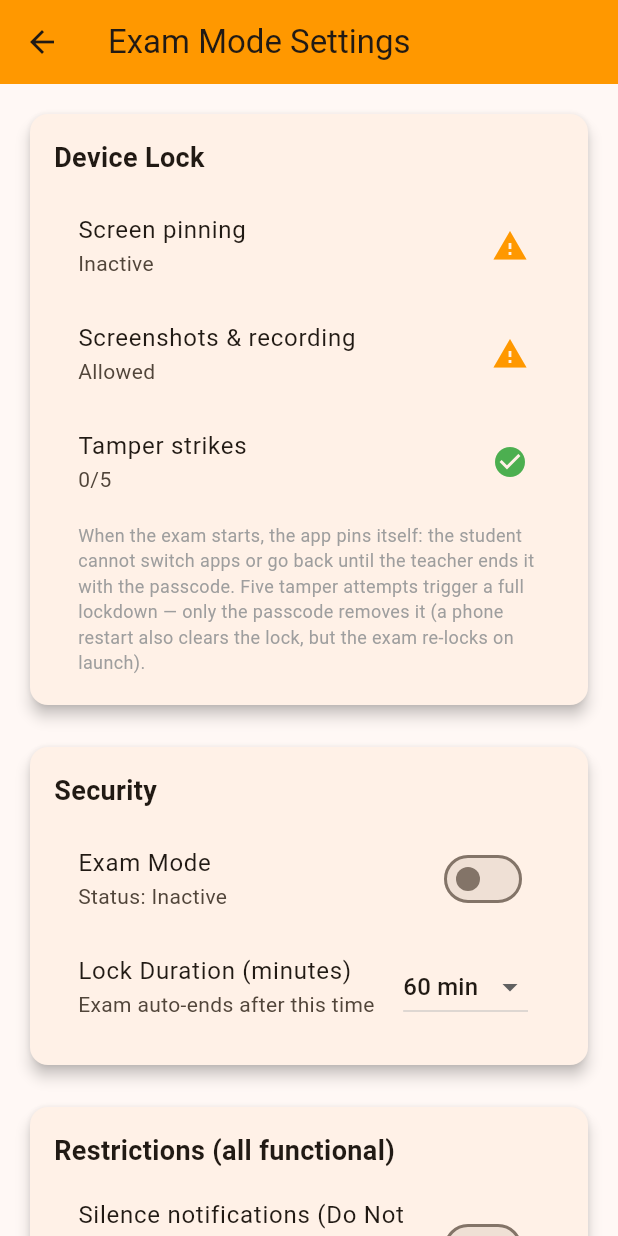
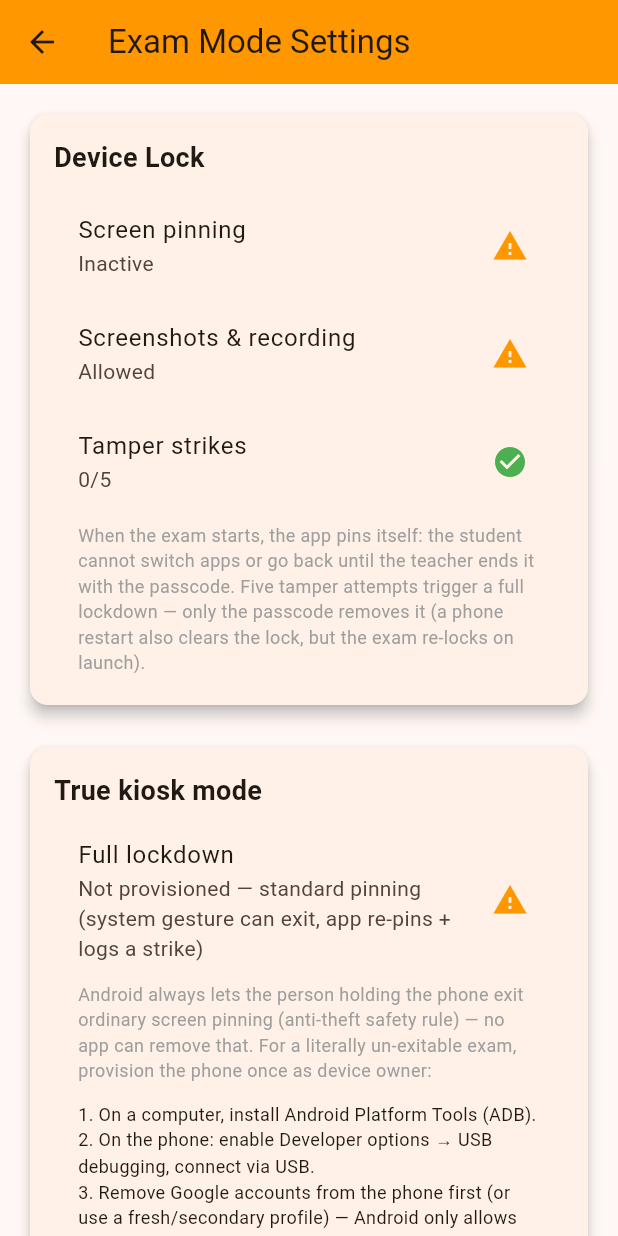
Before and after one commit to nischalstha-ns/scientific-calculator-for-mobile-with-flutter, a Flutter app: the ExamModeSettings screen opened directly, on a phone screen of 412 x 824 dp. Run offline on Flutter 3.47's test engine with Material 3 defaults, Android fonts, the phone set to English and light mode, and no system bars; our stand-ins replace audioplayers, math_expressions, shared_preferences; accounts and stored records are empty.

Commit message:
v1.3.0: true kiosk mode via device owner (AdminReceiver), status-bar lockdown, in-app provisioning guide

```diff
--- a/lib/exam_lock.dart
+++ b/lib/exam_lock.dart
@@ -221,4 +221,23 @@ class ExamLock {
       return false;
     }
   }
+
+  /// True when the phone was provisioned with the app as device owner
+  /// (one-time ADB setup by the teacher). Only then is the exam
+  /// literally un-exitable: no gesture or button can leave the app.
+  static Future<bool> isDeviceOwner() async {
+    try {
+      return await _ch.invokeMethod<bool>('isDeviceOwner') ?? false;
+    } catch (_) {
+      return false;
+    }
+  }
+
+  static Future<bool> isLockTaskPermitted() async {
+    try {
+      return await _ch.invokeMethod<bool>('isLockTaskPermitted') ?? false;
+    } catch (_) {
+      return false;
+    }
+  }
 }
--- a/lib/settings_screen.dart
+++ b/lib/settings_screen.dart
@@ -1,4 +1,5 @@
 import 'package:flutter/material.dart';
+import 'package:flutter/services.dart';
 import 'exam_lock.dart';
 import 'hard_lock_screen.dart';
 import 'exam_store.dart';
@@ -21,6 +22,7 @@ class ExamModeSettings extends StatefulWidget {
 class _ExamModeSettingsState extends State<ExamModeSettings> {
   bool isExamModeActive = false;
   bool devicePinned = false;
+  bool deviceOwner = false;
   bool dndEnabled = false;
   bool declineCalls = false;
   bool keepScreenOn = true;
@@ -39,10 +41,12 @@ class _ExamModeSettingsState extends State<ExamModeSettings> {
   Future<void> _refresh() async {
     final active = ExamLock.isActive.value;
     final pinned = active ? await ExamLock.isPinned() : false;
+    final owner = await ExamLock.isDeviceOwner();
     if (mounted) {
       setState(() {
         isExamModeActive = active;
         devicePinned = pinned;
+        deviceOwner = owner;
         _loading = false;
       });
     }
@@ -254,6 +258,77 @@ class _ExamModeSettingsState extends State<ExamModeSettings> {
                       ),
                     ]),
                     const SizedBox(height: 20),
+                    _buildSection('True kiosk mode', [
+                      _statusTile(
+                        'Full lockdown',
+                        deviceOwner
+                            ? 'ACTIVE — no gesture or button can leave the exam'
+                            : 'Not provisioned — standard pinning (system gesture can exit, app re-pins + logs a strike)',
+                        deviceOwner,
+                      ),
+                      const Padding(
+                        padding: EdgeInsets.symmetric(
+                            horizontal: 16, vertical: 4),
+                        child: Text(
+                          'Android always lets the person holding the phone exit ordinary screen pinning (anti-theft safety rule) — no app can remove that. For a literally un-exitable exam, provision the phone once as device owner:',
+                          style:
+                              TextStyle(fontSize: 12, color: Colors.grey),
+                        ),
+                      ),
+                      const Padding(
+                        padding: EdgeInsets.fromLTRB(16, 8, 16, 4),
+                        child: Text(
+                          '1. On a computer, install Android Platform Tools (ADB).\n'
+                          '2. On the phone: enable Developer options → USB debugging, connect via USB.\n'
+                          '3. Remove Google accounts from the phone first (or use a fresh/secondary profile) — Android only allows this on an unprovisioned device.\n'
+                          '4. Run this command:',
+                          style: TextStyle(fontSize: 12),
+                        ),
+                      ),
+                      Container(
+                        margin: const EdgeInsets.symmetric(horizontal: 16),
+                        padding: const EdgeInsets.all(10),
+                        decoration: BoxDecoration(
+                          color: Colors.black87,
+                          borderRadius: BorderRadius.circular(8),
+                        ),
+                        child: const SelectableText(
+                          'adb shell dpm set-device-owner com.example.scientific_calculator/.AdminReceiver',
+                          style: TextStyle(
+                              fontSize: 11,
+                              color: Colors.greenAccent,
+                              fontFamily: 'monospace'),
+                        ),
+                      ),
+                      Padding(
+                        padding: const EdgeInsets.symmetric(
+                            horizontal: 16, vertical: 8),
+                        child: Row(
+                          children: [
+                            ElevatedButton.icon(
+                              onPressed: () {
+                                Clipboard.setData(const ClipboardData(
+                                    text:
+                                        'adb shell dpm set-device-owner com.example.scientific_calculator/.AdminReceiver'));
+                                _snack('ADB command copied');
+                              },
+                              icon: const Icon(Icons.copy, size: 16),
+                              label: const Text('Copy command'),
+                            ),
+                          ],
+                        ),
+                      ),
+                      const Padding(
+                        padding: EdgeInsets.symmetric(
+                            horizontal: 16, vertical: 4),
+                        child: Text(
+                          'After this one-time setup, starting Exam Mode locks the phone completely: Home gesture, Recents, notification shade — nothing responds except the calculator. Only the teacher passcode exits.',
+                          style:
+                              TextStyle(fontSize: 12, color: Colors.grey),
+                        ),
+                      ),
+                    ]),
+                    const SizedBox(height: 20),
                     _buildSection('Security', [
                       _buildToggle(
                         'Exam Mode',
```
